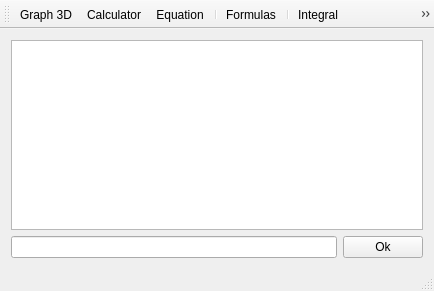
Before: the Qt Designer form mainwindow.ui in joaodeus/mathgraphica, drawn with Qt 5.
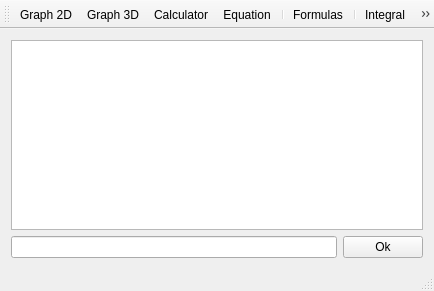
After: the same form once the commit is applied. Icons and pictures are not drawn.

Commit message: added graph2D icon

```diff
--- a/mainwindow.ui
+++ b/mainwindow.ui
@@ -61,6 +61,7 @@
    <attribute name="toolBarBreak">
     <bool>false</bool>
    </attribute>
+   <addaction name="actionGraph_2D"/>
    <addaction name="actionGraph_3D"/>
    <addaction name="actionCalculator"/>
    <addaction name="actionEquation"/>
@@ -167,6 +168,15 @@
     <string>Formulas</string>
    </property>
   </action>
+  <action name="actionGraph_2D">
+   <property name="icon">
+    <iconset resource="mathgraphica.qrc">
+     <normaloff>:/images/images/graf2d.png</normaloff>:/images/images/graf2d.png</iconset>
+   </property>
+   <property name="text">
+    <string>Graph 2D</string>
+   </property>
+  </action>
  </widget>
  <layoutdefault spacing="6" margin="11"/>
  <resources>
```
The commit also changes 5 other files.
